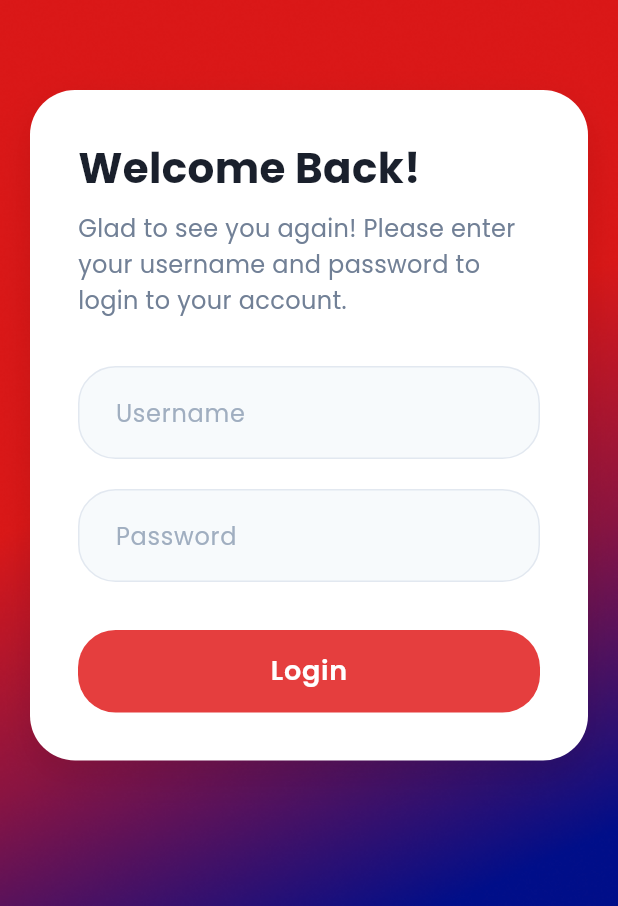
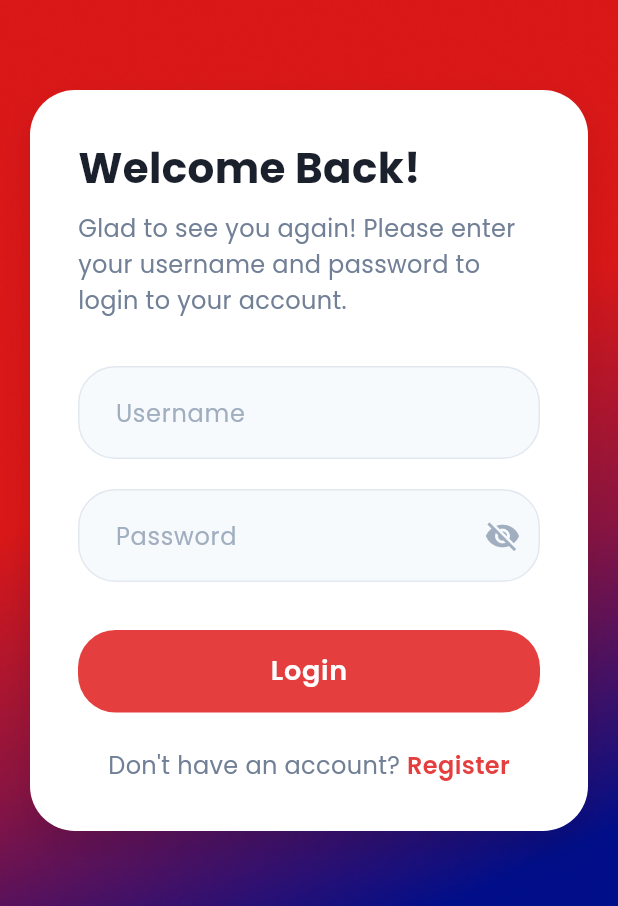
Before and after one commit to thisgleammm/rafflimotor, a Flutter app: the screen it shows after launch, on a phone screen of 412 x 824 dp, the part 330-1236 px from its top. Run offline on Flutter 3.47's test engine with Material 3 defaults, Android fonts, the phone set to English and light mode, and no system bars; our stand-ins replace flutter_dotenv, google_fonts, lucide_icons, shared_preferences, supabase_flutter; accounts and stored records are empty.

Commit message:
fix: eye icon on password field

```diff
--- a/lib/screens/login_page.dart
+++ b/lib/screens/login_page.dart
@@ -16,6 +16,7 @@ class _LoginPageState extends State<LoginPage> {
   final _usernameController = TextEditingController();
   final _passwordController = TextEditingController();
   bool _isLoading = false;
+  bool _obscurePassword = true;
 
   @override
   void dispose() {
@@ -108,11 +109,11 @@ class _LoginPageState extends State<LoginPage> {
         width: double.infinity,
         height: double.infinity,
         decoration: BoxDecoration(
-  image: DecorationImage(
-    image: AssetImage("assets/colorwpp.png"),
-    fit: BoxFit.cover, // agar gambar menutupi seluruh layar
-  ),
-),
+          image: DecorationImage(
+            image: AssetImage("assets/colorwpp.png"),
+            fit: BoxFit.cover, // agar gambar menutupi seluruh layar
+          ),
+        ),
 
         child: SafeArea(
           child: SingleChildScrollView(
@@ -223,22 +224,37 @@ class _LoginPageState extends State<LoginPage> {
                           ),
                           child: TextField(
                             controller: _passwordController,
-                            obscureText: true,
+                            obscureText: _obscurePassword,
                             enabled: !_isLoading,
                             style: const TextStyle(
                               fontSize: 16,
                               color: Color(0xFF2D3748),
                             ),
-                            decoration: const InputDecoration(
+                            decoration: InputDecoration(
                               hintText: "Password",
-                              hintStyle: TextStyle(
+                              hintStyle: const TextStyle(
                                 color: Color(0xFFA0AEC0),
                                 fontSize: 16,
                               ),
                               border: InputBorder.none,
-                              contentPadding: EdgeInsets.symmetric(
+                              contentPadding: const EdgeInsets.symmetric(
                                 horizontal: 24,
                                 vertical: 18,
+                              ),
+                              suffixIcon: IconButton(
+                                icon: Icon(
+                                  _obscurePassword
+                                      ? Icons.visibility_off
+                                      : Icons.visibility,
+                                  color: const Color(0xFFA0AEC0),
+                                ),
+                                onPressed: _isLoading
+                                    ? null
+                                    : () {
+                                        setState(() {
+                                          _obscurePassword = !_obscurePassword;
+                                        });
+                                      },
                               ),
                             ),
                           ),
@@ -278,6 +294,42 @@ class _LoginPageState extends State<LoginPage> {
                                   ),
                           ),
                         ),
+                        const SizedBox(height: 24),
+                        // Register Link
+                        Center(
+                          child: Row(
+                            mainAxisAlignment: MainAxisAlignment.center,
+                            children: [
+                              const Text(
+                                "Don't have an account? ",
+                                style: TextStyle(
+                                  fontSize: 16,
+                                  color: Color(0xFF718096),
+                                ),
+                              ),
+                              GestureDetector(
+                                onTap: _isLoading
+                                    ? null
+                                    : () {
+                                        Navigator.pushNamed(
+                                          context,
+                                          '/register',
+                                        );
+                                      },
+                                child: Text(
+                                  "Register",
+                                  style: TextStyle(
+                                    fontSize: 16,
+                                    color: _isLoading
+                                        ? Colors.grey
+                                        : const Color(0xFFE53E3E),
+                                    fontWeight: FontWeight.w600,
+                                  ),
+                                ),
+                              ),
+                            ],
+                          ),
+                        ),
                       ],
                     ),
                   ),
```
